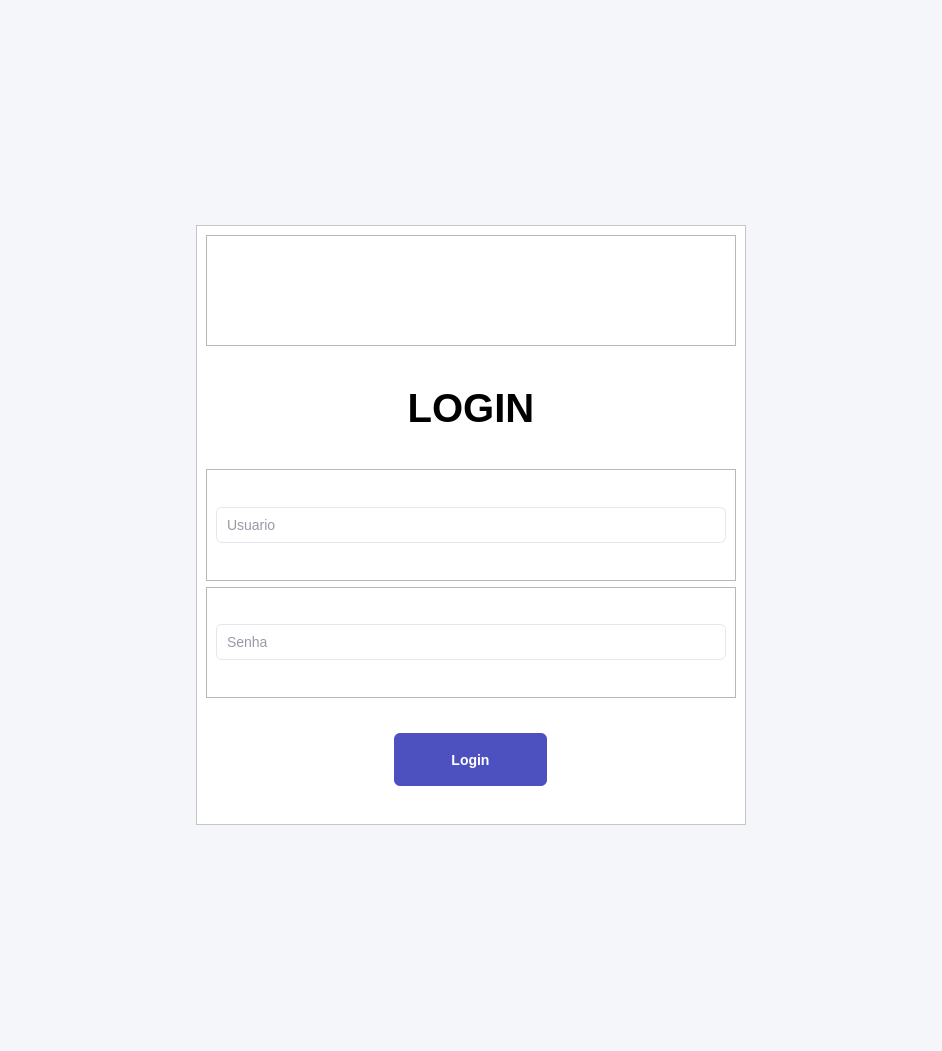
Qt form ui_tela_login.ui (CelsoLucas/Mercado) before a commit.
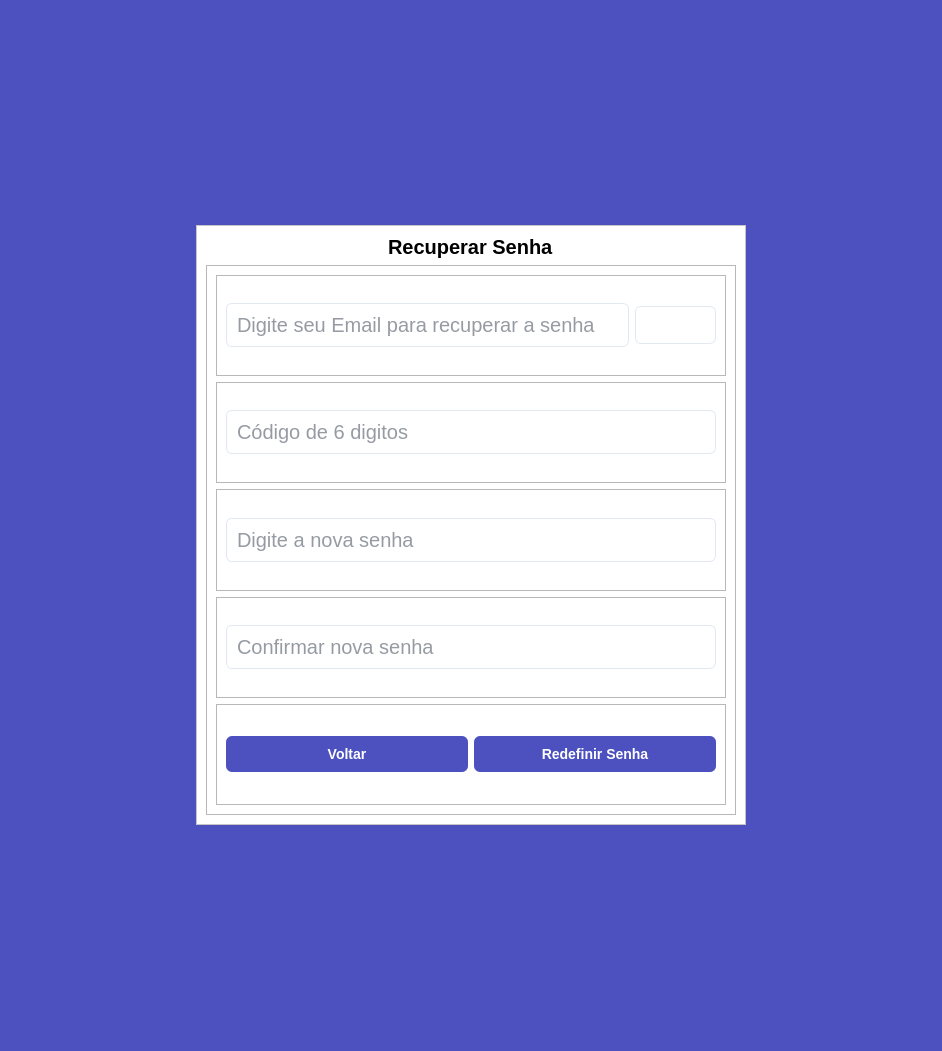
The same form after that commit. The open tabs and pages were chosen to show the change. Icons and pictures are not drawn.

Commit message: recuperar senha

```diff
--- a/ui_tela_login.ui
+++ b/ui_tela_login.ui
@@ -16,15 +16,21 @@
     <verstretch>0</verstretch>
    </sizepolicy>
   </property>
+  <property name="minimumSize">
+   <size>
+    <width>0</width>
+    <height>0</height>
+   </size>
+  </property>
   <property name="windowTitle">
    <string>MainWindow</string>
   </property>
   <property name="styleSheet">
    <string notr="true">QMainWindow {
-    background-color: #F5F6FA;
-}
+background-color: rgb(76,81,191);
+background-color: linear-gradient(155deg, rgba(76,81,191,1) 0%, rgba(0,0,0,1) 100%);}
 
-#layout {
+#layout,  #layout_2{
     background-color: #FFFFFF;
 }
 
@@ -54,34 +60,39 @@
     border-radius: 6px;
     padding: 8px;
     font-family: &quot;Segoe UI&quot;, sans-serif;
-    font-size: 14px;
+    font-size: 20px;
     color: #2D3748;
 }
 
 QLineEdit:focus {
     border: 1px solid #4C51BF;
-}</string>
+}
+</string>
   </property>
   <widget class="QWidget" name="centralwidget">
    <layout class="QVBoxLayout" name="verticalLayout_4">
-    <item alignment="Qt::AlignmentFlag::AlignHCenter|Qt::AlignmentFlag::AlignVCenter">
-     <widget class="QFrame" name="layout">
-      <property name="minimumSize">
-       <size>
-        <width>550</width>
-        <height>600</height>
-       </size>
-      </property>
-      <property name="styleSheet">
-       <string notr="true"/>
-      </property>
-      <property name="frameShape">
-       <enum>QFrame::Shape::StyledPanel</enum>
-      </property>
-      <property name="frameShadow">
-       <enum>QFrame::Shadow::Raised</enum>
-      </property>
+    <item>
+     <widget class="QStackedWidget" name="stackedWidget">
+      <widget class="QWidget" name="page1">
       <layout class="QVBoxLayout" name="verticalLayout_3">
+        <item alignment="Qt::AlignmentFlag::AlignHCenter|Qt::AlignmentFlag::AlignVCenter">
+         <widget class="QFrame" name="layout">
+          <property name="minimumSize">
+           <size>
+            <width>550</width>
+            <height>600</height>
+           </size>
+          </property>
+          <property name="styleSheet">
+           <string notr="true"/>
+          </property>
+          <property name="frameShape">
+           <enum>QFrame::Shape::StyledPanel</enum>
+          </property>
+          <property name="frameShadow">
+           <enum>QFrame::Shadow::Raised</enum>
+          </property>
+          <layout class="QVBoxLayout" name="verticalLayout_6">
        <item>
         <widget class="QFrame" name="layout_img_login">
          <property name="frameShape">
@@ -177,12 +188,12 @@
          </layout>
         </widget>
        </item>
-       <item alignment="Qt::AlignmentFlag::AlignHCenter|Qt::AlignmentFlag::AlignVCenter">
+           <item alignment="Qt::AlignmentFlag::AlignHCenter">
         <widget class="QPushButton" name="btn_login">
          <property name="minimumSize">
           <size>
-           <width>153</width>
-           <height>53</height>
+               <width>130</width>
+               <height>40</height>
           </size>
          </property>
          <property name="maximumSize">
@@ -212,7 +223,227 @@
     </item>
    </layout>
   </widget>
- </widget>
- <resources/>
+      <widget class="QWidget" name="page_2">
+       <layout class="QVBoxLayout" name="verticalLayout_7">
+        <item alignment="Qt::AlignmentFlag::AlignHCenter|Qt::AlignmentFlag::AlignVCenter">
+         <widget class="QFrame" name="layout_2">
+          <property name="minimumSize">
+           <size>
+            <width>550</width>
+            <height>600</height>
+           </size>
+          </property>
+          <property name="frameShape">
+           <enum>QFrame::Shape::StyledPanel</enum>
+          </property>
+          <property name="frameShadow">
+           <enum>QFrame::Shadow::Raised</enum>
+          </property>
+          <layout class="QVBoxLayout" name="verticalLayout_8">
+           <item alignment="Qt::AlignmentFlag::AlignHCenter|Qt::AlignmentFlag::AlignTop">
+            <widget class="QLabel" name="label">
+             <property name="styleSheet">
+              <string notr="true">font-size: 20px;
+font-weight: 600;</string>
+             </property>
+             <property name="text">
+              <string>Recuperar Senha</string>
+             </property>
+            </widget>
+           </item>
+           <item>
+            <widget class="QFrame" name="frame">
+             <property name="sizePolicy">
+              <sizepolicy hsizetype="Expanding" vsizetype="Expanding">
+               <horstretch>0</horstretch>
+               <verstretch>0</verstretch>
+              </sizepolicy>
+             </property>
+             <property name="frameShape">
+              <enum>QFrame::Shape::StyledPanel</enum>
+             </property>
+             <property name="frameShadow">
+              <enum>QFrame::Shadow::Raised</enum>
+             </property>
+             <layout class="QVBoxLayout" name="verticalLayout_9">
+              <item>
+               <widget class="QFrame" name="frame_2">
+                <property name="frameShape">
+                 <enum>QFrame::Shape::StyledPanel</enum>
+                </property>
+                <property name="frameShadow">
+                 <enum>QFrame::Shadow::Raised</enum>
+                </property>
+                <layout class="QHBoxLayout" name="horizontalLayout">
+                 <item>
+                  <widget class="QLineEdit" name="input_email">
+                   <property name="minimumSize">
+                    <size>
+                     <width>375</width>
+                     <height>0</height>
+                    </size>
+                   </property>
+                   <property name="text">
+                    <string/>
+                   </property>
+                   <property name="placeholderText">
+                    <string>Digite seu Email para recuperar a senha</string>
+                   </property>
+                  </widget>
+                 </item>
+                 <item>
+                  <widget class="QPushButton" name="btn_enviar_codigo">
+                   <property name="styleSheet">
+                    <string notr="true">background-color: none;
+border: 1px solid #E2E8F0;
+</string>
+                   </property>
+                   <property name="text">
+                    <string/>
+                   </property>
+                   <property name="icon">
+                    <iconset resource="imgs/icons.qrc">
+                     <normaloff>:/icons/mail-send.png</normaloff>:/icons/mail-send.png</iconset>
+                   </property>
+                   <property name="iconSize">
+                    <size>
+                     <width>25</width>
+                     <height>25</height>
+                    </size>
+                   </property>
+                  </widget>
+                 </item>
+                </layout>
+               </widget>
+              </item>
+              <item>
+               <widget class="QFrame" name="frame_3">
+                <property name="frameShape">
+                 <enum>QFrame::Shape::StyledPanel</enum>
+                </property>
+                <property name="frameShadow">
+                 <enum>QFrame::Shadow::Raised</enum>
+                </property>
+                <layout class="QVBoxLayout" name="verticalLayout_10">
+                 <item>
+                  <widget class="QLineEdit" name="input_cod">
+                   <property name="minimumSize">
+                    <size>
+                     <width>375</width>
+                     <height>0</height>
+                    </size>
+                   </property>
+                   <property name="text">
+                    <string/>
+                   </property>
+                   <property name="placeholderText">
+                    <string>Código de 6 digitos</string>
+                   </property>
+                  </widget>
+                 </item>
+                </layout>
+               </widget>
+              </item>
+              <item>
+               <widget class="QFrame" name="frame_4">
+                <property name="frameShape">
+                 <enum>QFrame::Shape::StyledPanel</enum>
+                </property>
+                <property name="frameShadow">
+                 <enum>QFrame::Shadow::Raised</enum>
+                </property>
+                <layout class="QVBoxLayout" name="verticalLayout_11">
+                 <item>
+                  <widget class="QLineEdit" name="input_nova_senha">
+                   <property name="minimumSize">
+                    <size>
+                     <width>375</width>
+                     <height>0</height>
+                    </size>
+                   </property>
+                   <property name="text">
+                    <string/>
+                   </property>
+                   <property name="echoMode">
+                    <enum>QLineEdit::EchoMode::Password</enum>
+                   </property>
+                   <property name="placeholderText">
+                    <string>Digite a nova senha</string>
+                   </property>
+                  </widget>
+                 </item>
+                </layout>
+               </widget>
+              </item>
+              <item>
+               <widget class="QFrame" name="frame_5">
+                <property name="frameShape">
+                 <enum>QFrame::Shape::StyledPanel</enum>
+                </property>
+                <property name="frameShadow">
+                 <enum>QFrame::Shadow::Raised</enum>
+                </property>
+                <layout class="QVBoxLayout" name="verticalLayout_12">
+                 <item>
+                  <widget class="QLineEdit" name="input_confirmar_senha">
+                   <property name="minimumSize">
+                    <size>
+                     <width>375</width>
+                     <height>0</height>
+                    </size>
+                   </property>
+                   <property name="echoMode">
+                    <enum>QLineEdit::EchoMode::Password</enum>
+                   </property>
+                   <property name="placeholderText">
+                    <string>Confirmar nova senha</string>
+                   </property>
+                  </widget>
+                 </item>
+                </layout>
+               </widget>
+              </item>
+              <item>
+               <widget class="QFrame" name="frame_6">
+                <property name="frameShape">
+                 <enum>QFrame::Shape::StyledPanel</enum>
+                </property>
+                <property name="frameShadow">
+                 <enum>QFrame::Shadow::Raised</enum>
+                </property>
+                <layout class="QHBoxLayout" name="horizontalLayout_2">
+                 <item>
+                  <widget class="QPushButton" name="btn_voltar">
+                   <property name="text">
+                    <string>Voltar</string>
+                   </property>
+                  </widget>
+                 </item>
+                 <item>
+                  <widget class="QPushButton" name="btn_redefinir_senha">
+                   <property name="text">
+                    <string>Redefinir Senha</string>
+                   </property>
+                  </widget>
+                 </item>
+                </layout>
+               </widget>
+              </item>
+             </layout>
+            </widget>
+           </item>
+          </layout>
+         </widget>
+        </item>
+       </layout>
+      </widget>
+     </widget>
+    </item>
+   </layout>
+  </widget>
+ </widget>
+ <resources>
+  <include location="imgs/icons.qrc"/>
+ </resources>
  <connections/>
 </ui>
```
Left out of the diff: 30 changed lines with no effect on the pictures. Lines whose indentation alone changed are shown as unchanged. The commit also changes 18 other files.
